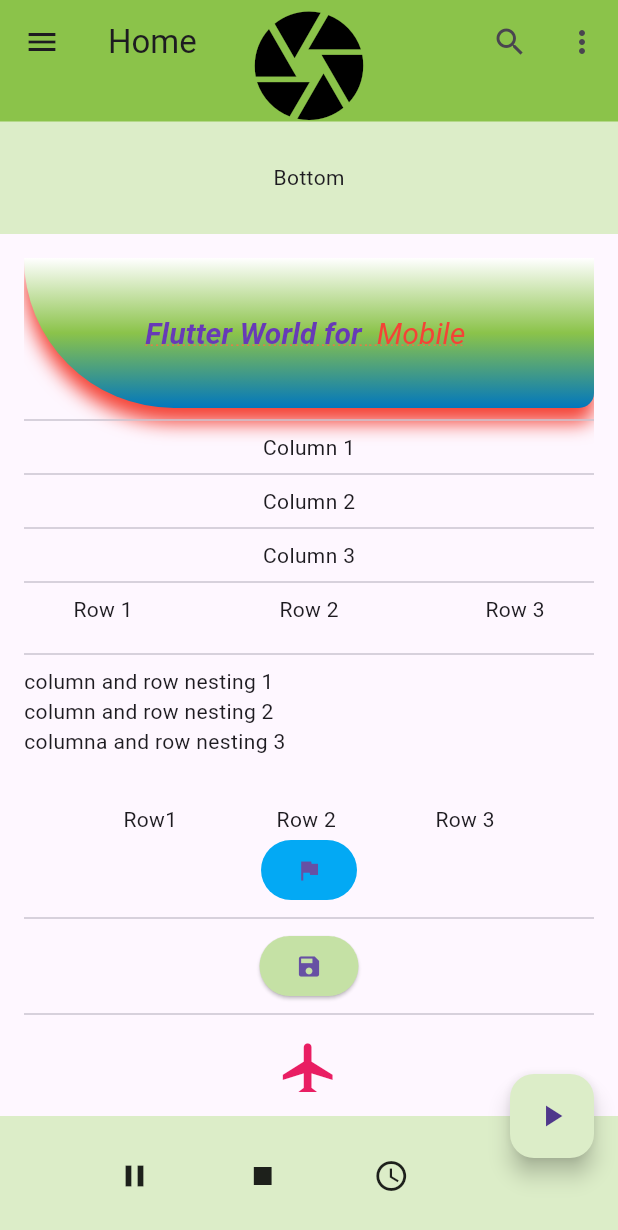
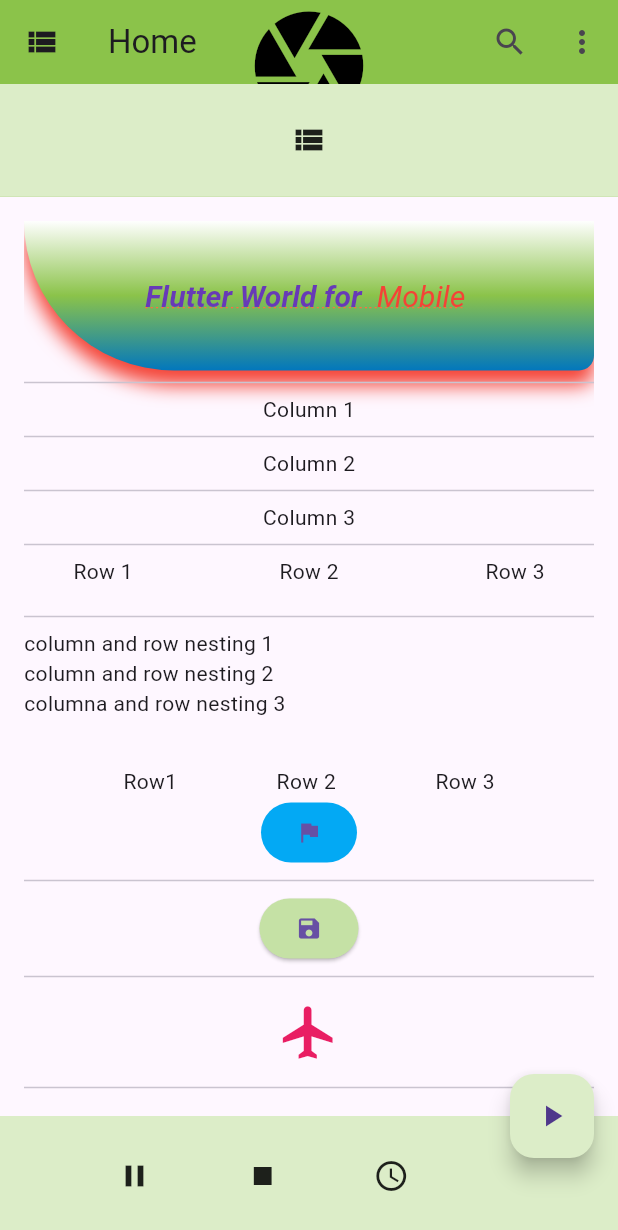
Before and after one commit to DikshitBhatta/Flutter, a Flutter app: the screen it shows after launch, on a phone screen of 412 x 824 dp. Shown: the top 1230 px of the screen. Run offline on Flutter 3.47's test engine with Material 3 defaults, Android fonts, the phone set to English and light mode, and no system bars.

Commit message:
popup button imp

```diff
--- a/commonwidgets/appbar/lib/main.dart
+++ b/commonwidgets/appbar/lib/main.dart
@@ -1,5 +1,6 @@
 import 'package:flutter/material.dart';
 import 'package:appbar/pages/home.dart';
+
 
 void main() => runApp(MyApp());
 
--- a/commonwidgets/appbar/lib/pages/home.dart
+++ b/commonwidgets/appbar/lib/pages/home.dart
@@ -11,9 +11,27 @@
     return Scaffold(
       appBar: AppBar(
         //backgroundColor: Colors.lightGreen,
-        leading: IconButton(
-          onPressed: () {},
-          icon: Icon(Icons.menu),
+        leading: PopupMenuButton<ToDoMenuItem>(
+          icon: Icon(Icons.view_list),
+          onSelected: ((valueSelected) {
+            print('valueSelected: ${valueSelected.title}');
+          }),
+          itemBuilder: (BuildContext context) {
+            return foodMenuList.map((ToDoMenuItem todoMenuItem) {
+              return PopupMenuItem<ToDoMenuItem>(
+                value: todoMenuItem,
+                child: Row(
+                  children: <Widget>[
+                    Icon(todoMenuItem.icon?.icon),
+                    Padding(
+                      padding: EdgeInsets.all(8.0),
+                    ),
+                    Text(todoMenuItem.title!),
+                  ],
+                ),
+              );
+            }).toList();
+          },
         ),
         title: Text(
           'Home',
@@ -30,7 +48,8 @@
             color: Colors.black,
           ),
         ),
-        bottom: PreferredSize(
+        bottom: PopupMenuButtonWidget(),
+        /*PreferredSize(
           preferredSize: Size.fromHeight(100.00),
           child: Container(
             color: Colors.lightGreen.shade100,
@@ -39,7 +58,8 @@
             child: Center(
               child: Text('Bottom'),
             ),
-            )),
+          ),
+        ),*/
       ),
       body: Padding(
         padding: EdgeInsets.all(16.00),
@@ -77,6 +97,7 @@
                   color: Colors.pink,
                   tooltip: 'Flight',
                 ),
+                Divider(),
               ],
             ),
           ),
@@ -231,3 +252,56 @@
     );
   }
 }
+
+class ToDoMenuItem {
+  final String? title;
+  final Icon? icon;
+  ToDoMenuItem({this.title, this.icon});
+}
+
+List<ToDoMenuItem> foodMenuList = [
+  ToDoMenuItem(title: 'Fast food', icon: Icon(Icons.fastfood)),
+  ToDoMenuItem(title: 'Remind me', icon: Icon(Icons.add_alarm)),
+  ToDoMenuItem(title: 'Flight', icon: Icon(Icons.flight)),
+  ToDoMenuItem(title: 'Music', icon: Icon(Icons.audiotrack)),
+];
+
+class PopupMenuButtonWidget extends StatelessWidget
+    implements PreferredSizeWidget {
+  const PopupMenuButtonWidget({Key? key}) : super(key: key);
+  @override
+  Widget build(BuildContext context) {
+    return Container(
+      color: Colors.lightGreen.shade100,
+      height: preferredSize.height,
+      width: double.infinity,
+      child: Center(
+        child: PopupMenuButton<ToDoMenuItem>(
+          icon: Icon(Icons.view_list),
+          onSelected: ((valueSelected) {
+            print('valueSelected: ${valueSelected.title}');
+          }),
+          itemBuilder: (BuildContext context) {
+            return foodMenuList.map((ToDoMenuItem todoMenuItem) {
+              return PopupMenuItem<ToDoMenuItem>(
+                value: todoMenuItem,
+                child: Row(
+                  children: <Widget>[
+                    Icon(todoMenuItem.icon!.icon),
+                    Padding(
+                      padding: EdgeInsets.all(8.0),
+                    ),
+                    Text(todoMenuItem.title!),
+                  ],
+                ),
+              );
+            }).toList();
+          },
+        ),
+      ),
+    );
+  }
+
+  @override
+  Size get preferredSize => Size.fromHeight(75.0);
+}
```
Lines whose indentation alone changed are shown as unchanged.
